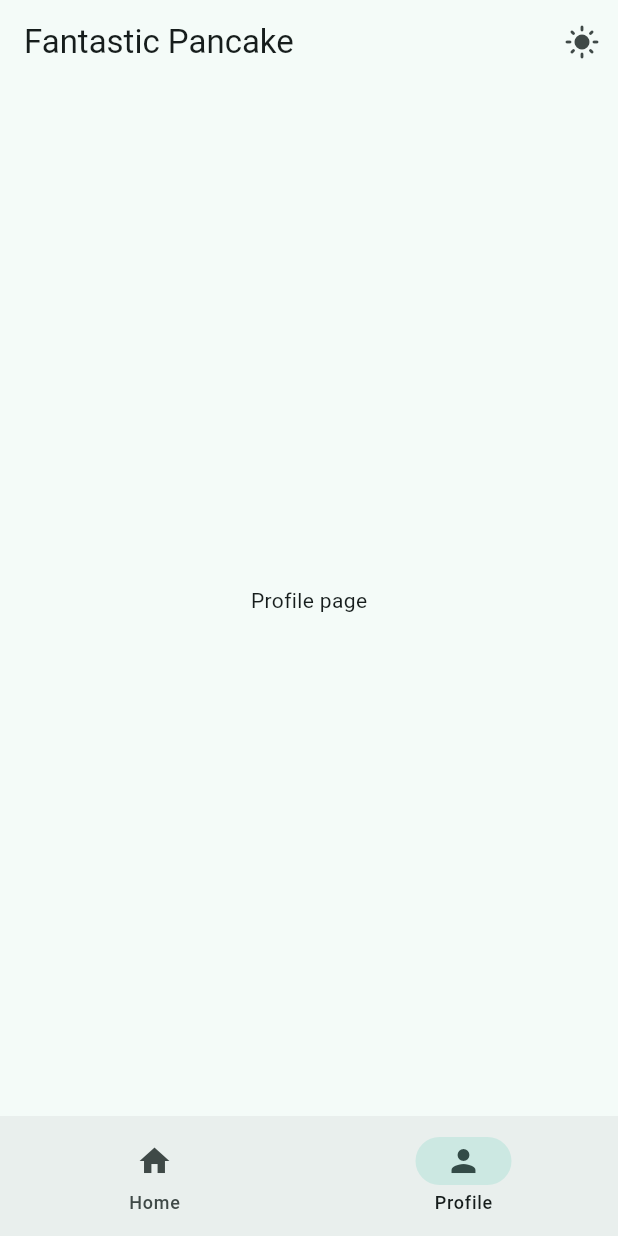
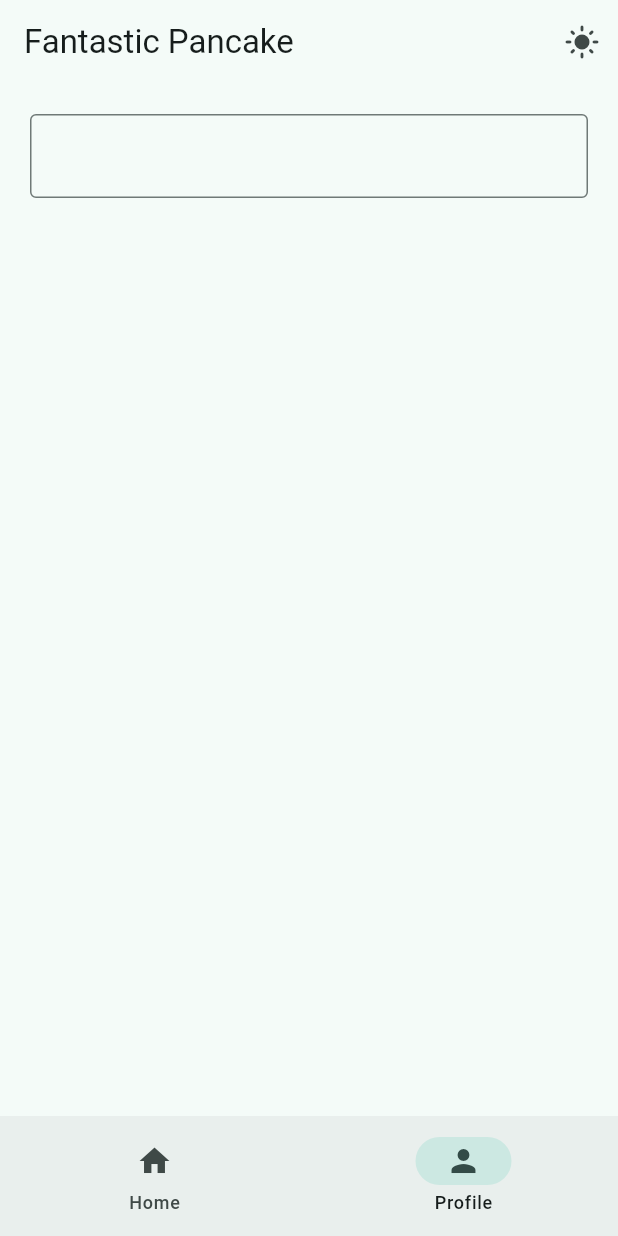
Before and after one commit to Pngtaq/fantastic-pancake, a Flutter app: the screen it shows after launch, item 2 of the bottom bar chosen, on a phone screen of 412 x 824 dp. Run offline on Flutter 3.47's test engine with Material 3 defaults, Android fonts, the phone set to English and light mode, and no system bars.

Commit message:
profile change into stateful widget

```diff
--- a/lib/views/pages/profile_page.dart
+++ b/lib/views/pages/profile_page.dart
@@ -1,10 +1,24 @@
 import 'package:flutter/material.dart';
 
-class ProfilePage extends StatelessWidget {
+class ProfilePage extends StatefulWidget {
   const ProfilePage({super.key});
 
   @override
+  State<ProfilePage> createState() => _ProfilePageState();
+}
+
+class _ProfilePageState extends State<ProfilePage> {
+  TextEditingController controller = TextEditingController();
+
+  @override
   Widget build(BuildContext context) {
-    return Center(child: Text("Profile page"));
+    return Padding(
+      padding: const EdgeInsets.all(20.0),
+      child: Column(
+        children: [
+          TextField(decoration: InputDecoration(border: OutlineInputBorder())),
+        ],
+      ),
+    );
   }
 }
```
